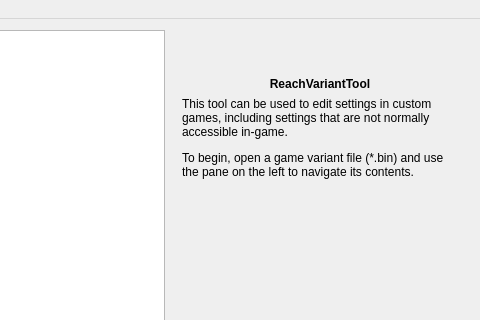
First picture: the form in native/src/ReachVariantTool/ui/main_window.ui, repository DavidJCobb/ReachVariantEditor, before the edit; both pictures show x 138 to 618 and y 0 to 320 of the 618 by 535 pixel window.
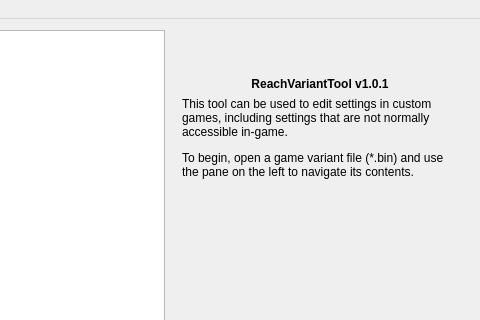
Second picture: the form after the edit. The open tabs and pages were chosen to show the change. Icons and pictures are not drawn. Custom widgets are drawn as their Qt base class.

```diff
--- a/native/src/ReachVariantTool/ui/main_window.ui
+++ b/native/src/ReachVariantTool/ui/main_window.ui
@@ -86,7 +86,7 @@
            </font>
           </property>
           <property name="text">
-           <string>ReachVariantTool</string>
+           <string>ReachVariantTool v1.0.1</string>
           </property>
           <property name="alignment">
            <set>Qt::AlignCenter</set>
```
Left out of the diff: 17 changed lines with no effect on the pictures.
